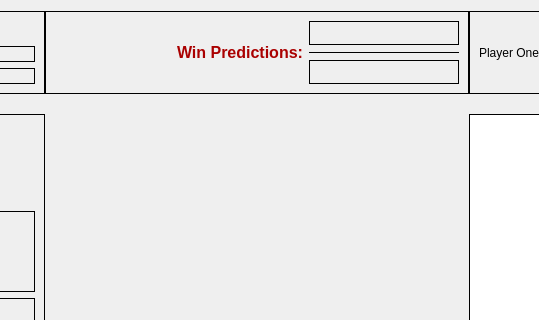
First picture: the form in audienceview.ui, repository dartbois/DartsTheEndIsNighest, before the edit; both pictures show x 392 to 931 and y 0 to 320 of the 1384 by 834 pixel window.
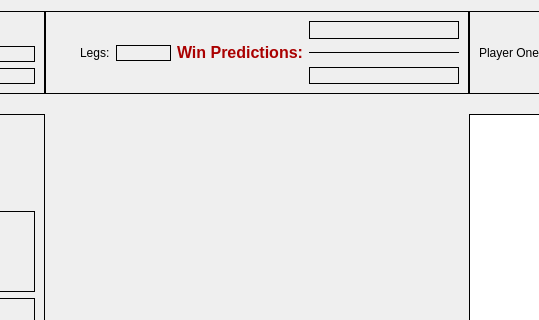
Second picture: the form after the edit. Icons and pictures are not drawn. Custom widgets are drawn as their Qt base class.

Patch:
```diff
--- a/audienceview.ui
+++ b/audienceview.ui
@@ -64,45 +64,7 @@
       <enum>QFrame::Plain</enum>
      </property>
      <layout class="QGridLayout" name="gridLayout_3">
-      <item row="0" column="1">
-       <widget class="QLabel" name="PlayerOnePredictions">
-        <property name="minimumSize">
-         <size>
-          <width>150</width>
-          <height>0</height>
-         </size>
-        </property>
-        <property name="maximumSize">
-         <size>
-          <width>150</width>
-          <height>50</height>
-         </size>
-        </property>
-        <property name="frameShape">
-         <enum>QFrame::Box</enum>
-        </property>
-        <property name="text">
-         <string/>
-        </property>
-       </widget>
-      </item>
-      <item row="2" column="1">
-       <widget class="QLabel" name="PlayerTwoPredictions">
-        <property name="maximumSize">
-         <size>
-          <width>150</width>
-          <height>50</height>
-         </size>
-        </property>
-        <property name="frameShape">
-         <enum>QFrame::Box</enum>
-        </property>
-        <property name="text">
-         <string/>
-        </property>
-       </widget>
-      </item>
-      <item row="1" column="1">
+      <item row="1" column="3">
        <widget class="Line" name="line_5">
         <property name="maximumSize">
          <size>
@@ -121,7 +83,7 @@
         </property>
        </widget>
       </item>
-      <item row="0" column="0" rowspan="3" alignment="Qt::AlignRight">
+      <item row="0" column="2" rowspan="3" alignment="Qt::AlignRight">
        <widget class="QLabel" name="label">
         <property name="maximumSize">
          <size>
@@ -134,6 +96,61 @@
         </property>
        </widget>
       </item>
+      <item row="0" column="3">
+       <widget class="QLabel" name="PlayerOnePredictions">
+        <property name="minimumSize">
+         <size>
+          <width>150</width>
+          <height>0</height>
+         </size>
+        </property>
+        <property name="maximumSize">
+         <size>
+          <width>150</width>
+          <height>50</height>
+         </size>
+        </property>
+        <property name="frameShape">
+         <enum>QFrame::Box</enum>
+        </property>
+        <property name="text">
+         <string/>
+        </property>
+       </widget>
+      </item>
+      <item row="1" column="1">
+       <widget class="QLabel" name="LegNumber">
+        <property name="frameShape">
+         <enum>QFrame::Box</enum>
+        </property>
+        <property name="text">
+         <string/>
+        </property>
+       </widget>
+      </item>
+      <item row="2" column="3">
+       <widget class="QLabel" name="PlayerTwoPredictions">
+        <property name="maximumSize">
+         <size>
+          <width>150</width>
+          <height>50</height>
+         </size>
+        </property>
+        <property name="frameShape">
+         <enum>QFrame::Box</enum>
+        </property>
+        <property name="text">
+         <string/>
+        </property>
+       </widget>
+      </item>
+      <item row="1" column="0" alignment="Qt::AlignRight">
+       <widget class="QLabel" name="label_4">
+        <property name="text">
+         <string>Legs:</string>
+        </property>
+       </widget>
+      </item>
      </layout>
     </widget>
    </item>
```
